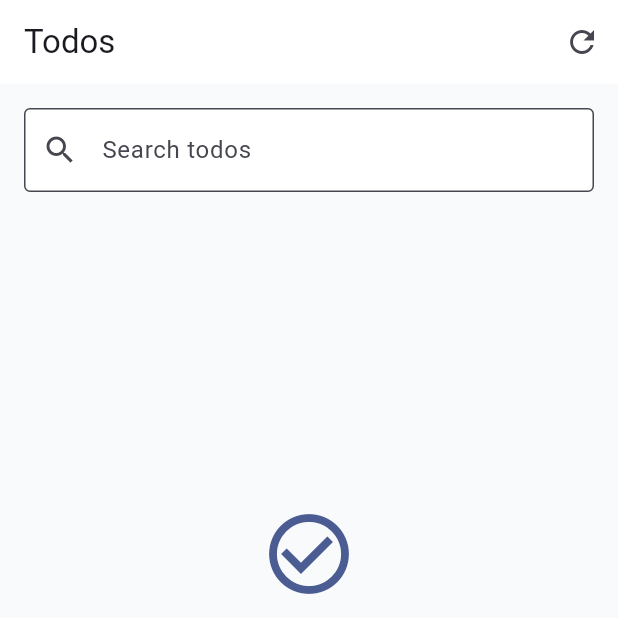
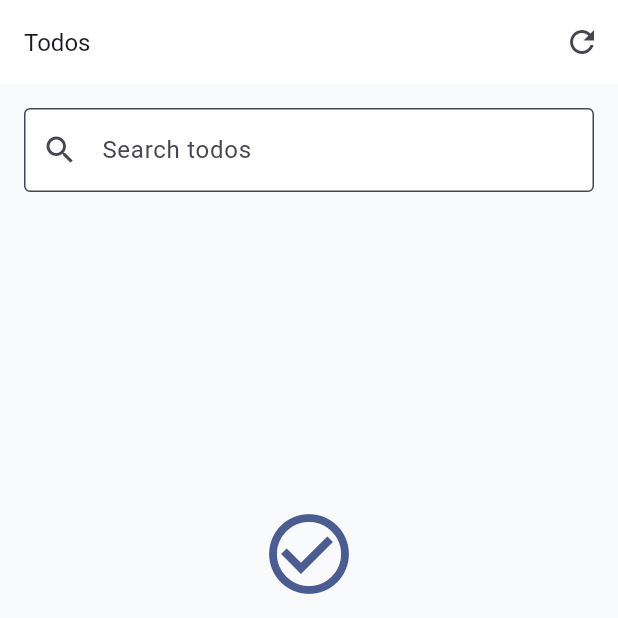
Before and after one commit to rajeevgangwar8650/flutter-firestore-rxdart-clean-architecture, a Flutter app: the screen it shows after launch, on a phone screen of 412 x 824 dp, the top half of it. Run offline on Flutter 3.47's test engine with Material 3 defaults, Android fonts, the phone set to English and light mode, and no system bars; our stand-ins replace cloud_firestore, dio, equatable, firebase_core, get_it, go_router and 2 more; accounts and stored records are empty; generated files the repository leaves out were written again.

Commit message:
change styling

```diff
--- a/lib/features/todo/presentation/ui/todo_page.dart
+++ b/lib/features/todo/presentation/ui/todo_page.dart
@@ -47,7 +47,7 @@ class _TodoPageState extends State<TodoPage> {
 
     return Scaffold(
       appBar: AppBar(
-        title: const Text('Todos'),
+        title: Text('Todos',style: TextStyle(fontSize: MediaQuery.of(context).size.width> 600 ? 20 : 16),),
         centerTitle: false,
         actions: [
           StreamBuilder<bool>(
```
